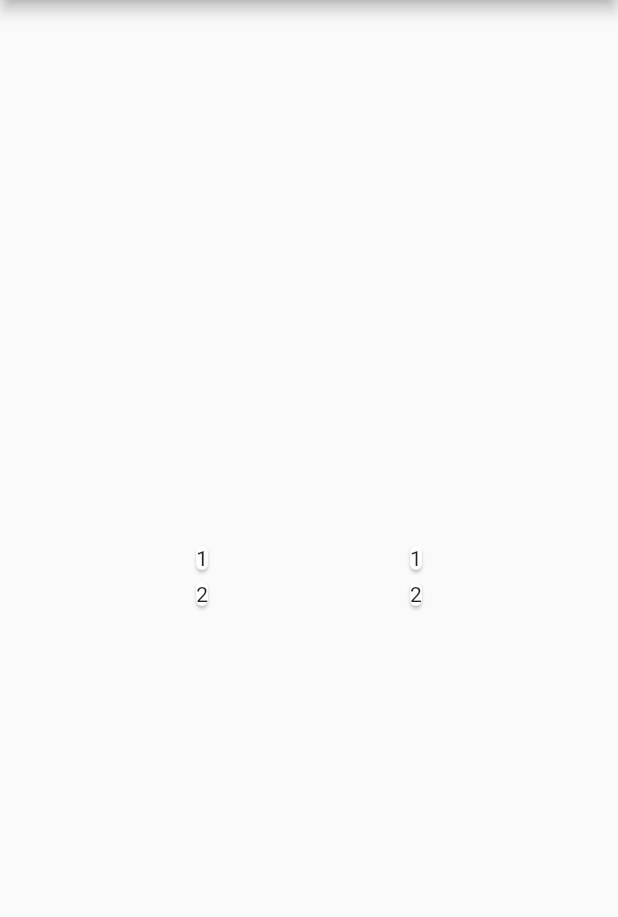
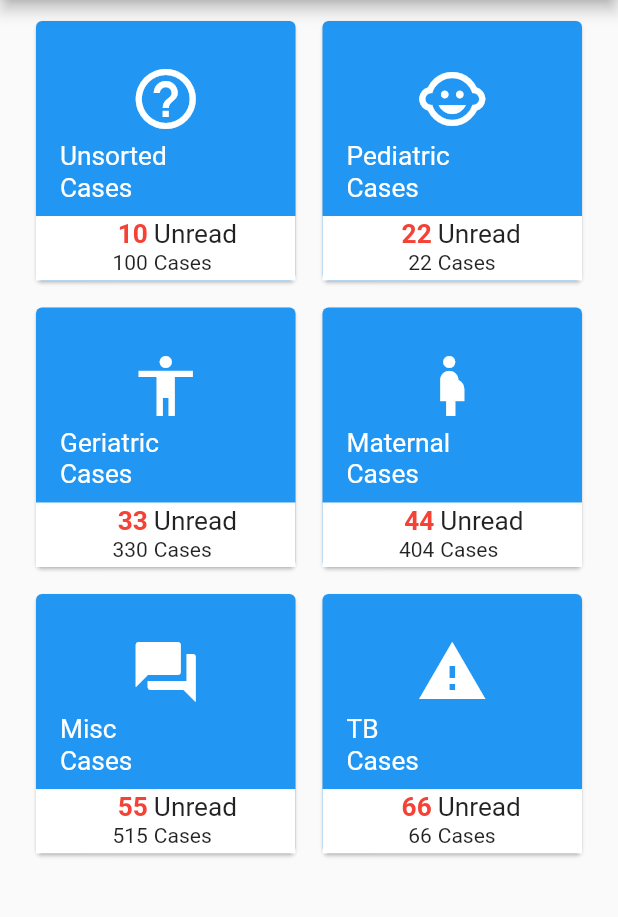
Before and after one commit to Epimetrics-Inc/eKonsulta, a Flutter app: the screen it shows after launch, on a phone screen of 412 x 824 dp, the part 84-1001 px from its top. Run offline on Flutter 3.47's test engine with Material 2 defaults, Android fonts, the phone set to English and light mode, and no system bars.

Commit message:
Completed mock-up of front page.

```diff
--- a/lib/drawer.dart
+++ b/lib/drawer.dart
@@ -1,5 +1,3 @@
-
-
 import 'package:flutter/material.dart';
 
 class AppDrawer extends StatelessWidget {
--- a/lib/main.dart
+++ b/lib/main.dart
@@ -1,6 +1,4 @@
-import 'package:ekonsulta/appbar.dart';
-import 'package:ekonsulta/drawer.dart';
-import 'package:ekonsulta/search/search.dart';
+import 'package:ekonsulta/myhomepage.dart';
 import 'package:flutter/material.dart';
 
 void main() => runApp(MyApp());
@@ -14,55 +12,10 @@ class MyApp extends StatelessWidget {
         primarySwatch: Colors.red,
       ),
       home: MyHomePage(title: 'eKonsulta'),
+      routes: <String, WidgetBuilder>{
+        '/home': (BuildContext context) => MyHomePage(),
+        '/messages': (BuildContext context) => null,
+      },
     );
   }
 }
-
-class MyHomePage extends StatefulWidget {
-  MyHomePage({Key key, this.title}) : super(key: key);
-
-  final String title;
-
-  @override
-  _MyHomePageState createState() => _MyHomePageState();
-}
-
-class _MyHomePageState extends State<MyHomePage> {
-  final PatientSearchDelegate _patientSearchDelegate = PatientSearchDelegate();
-  final GlobalKey<ScaffoldState> _scaffoldKey = GlobalKey<ScaffoldState>();
-
-  @override
-  Widget build(BuildContext context) {
-    return Scaffold(
-      key: _scaffoldKey,
-      appBar: buildAppBar(context, widget.title, _patientSearchDelegate),
-      drawer: AppDrawer(),
-      body: Center(
-        child: Container(
-          child: Row(
-            mainAxisAlignment: MainAxisAlignment.spaceEvenly,
-            children: <Widget>[
-              buildCardColumn(['1', '2']),
-              buildCardColumn(['1', '2']),
-            ],
-          ),
-        ),
-      ),
-    );
-  }
-
-  Widget buildCardColumn(List<String> text) {
-    return Column(
-      mainAxisSize: MainAxisSize.min,
-      mainAxisAlignment: MainAxisAlignment.center,
-      children: <Widget>[
-        Card(
-          child: Text(text[0]),
-        ),
-        Card(
-          child: Text(text[1]),
-        ),
-      ],
-    );
-  }
-}
--- /dev/null
+++ b/lib/myhomepage.dart
@@ -0,0 +1,161 @@
+import 'dart:math';
+
+import 'package:ekonsulta/appbar.dart';
+import 'package:ekonsulta/drawer.dart';
+import 'package:ekonsulta/search/search.dart';
+import 'package:flutter/material.dart';
+
+class MyHomePage extends StatefulWidget {
+  MyHomePage({Key key, this.title}) : super(key: key);
+
+  final String title;
+
+  @override
+  _MyHomePageState createState() => _MyHomePageState();
+}
+
+class _MyHomePageState extends State<MyHomePage> {
+  final PatientSearchDelegate _patientSearchDelegate = PatientSearchDelegate();
+  final GlobalKey<ScaffoldState> _scaffoldKey = GlobalKey<ScaffoldState>();
+
+  @override
+  Widget build(BuildContext context) {
+    return Scaffold(
+      key: _scaffoldKey,
+      appBar: buildAppBar(context, widget.title, _patientSearchDelegate),
+      drawer: AppDrawer(),
+      body: Center(
+        child: Container(
+          child: GridView.count(
+            primary: false,
+            padding: const EdgeInsets.only(
+              left: 20.0,
+              right: 20.0,
+              top: 10.0,
+            ),
+            crossAxisSpacing: 10.0,
+            mainAxisSpacing: 10.0,
+            crossAxisCount: 2,
+            children: buildCards(generateDummyCaseData()),
+          ),
+        ),
+      ),
+    );
+  }
+
+  List<Widget> buildCards(List<CaseData> caseDataList) {
+    List<Widget> cardList = <Widget>[];
+
+    for (CaseData caseData in caseDataList) {
+      cardList.add(createCard(caseData));
+    }
+
+    return cardList;
+  }
+
+  final rng = Random();
+
+  Widget createCard(CaseData caseData) {
+    return Card(
+      color: Colors.blue,
+      child: Container(
+        constraints: BoxConstraints.expand(),
+        child: Column(
+          children: <Widget>[
+            Expanded(
+              child: ListTile(
+                title: Icon(caseData.icon, color: Colors.white, size: 48.0),
+                subtitle: Padding(
+                  padding: const EdgeInsets.only(
+                    top: 4.0,
+                  ),
+                  child: Text(
+                    caseData.text,
+                    style: TextStyle(color: Colors.white),
+                    textScaleFactor: 1.25,
+                  ),
+                ),
+                contentPadding: const EdgeInsets.only(
+                  top: 24.0,
+                  left: 16.0,
+                  right: 16.0,
+                ),
+              ),
+            ),
+            Container(
+              color: Colors.white,
+              child: Padding(
+                padding: const EdgeInsets.only(
+                    bottom: 4.0, top: 2.0, left: 16.0, right: 4.0),
+                child: Row(
+                  mainAxisAlignment: MainAxisAlignment.center,
+                  children: <Widget>[
+                    Column(
+                      crossAxisAlignment: CrossAxisAlignment.end,
+                      children: <Widget>[
+                        Text(
+                          caseData.unread.toString(),
+                          textScaleFactor: 1.25,
+                          style: TextStyle(
+                              color: Colors.red, fontWeight: FontWeight.bold),
+                        ),
+                        Text(caseData.total.toString(), textScaleFactor: 1.0),
+                      ],
+                    ),
+                    Padding(
+                      padding: const EdgeInsets.only(left: 4.0),
+                      child: Column(
+                        crossAxisAlignment: CrossAxisAlignment.start,
+                        children: <Widget>[
+                          Text('Unread', textScaleFactor: 1.25),
+                          Text('Cases', textScaleFactor: 1.0),
+                        ],
+                      ),
+                    ),
+                  ],
+                ),
+              ),
+            )
+          ],
+        ),
+      ),
+    );
+  }
+}
+
+class CaseData {
+  IconData icon;
+  String text;
+  int unread, total;
+
+  CaseData(this.icon, this.text, this.unread, this.total);
+}
+
+List<CaseData> generateDummyCaseData() {
+  List<CaseData> caseDataList = <CaseData>[];
+  const texts = <String>[
+    'Unsorted\nCases',
+    'Pediatric\nCases',
+    'Geriatric\nCases',
+    'Maternal\nCases',
+    'Misc\nCases',
+    'TB\nCases'
+  ];
+  const icons = <IconData>[
+    Icons.help_outline,
+    Icons.child_care,
+    Icons.accessibility,
+    Icons.pregnant_woman,
+    Icons.question_answer,
+    Icons.warning
+  ];
+
+  const unread = <int>[10, 22, 33, 44, 55, 66];
+
+  const total = <int>[100, 22, 330, 404, 515, 66];
+
+  for (int i = 0; i < texts.length; i++) {
+    caseDataList.add(CaseData(icons[i], texts[i], unread[i], total[i]));
+  }
+  return caseDataList;
+}
```
